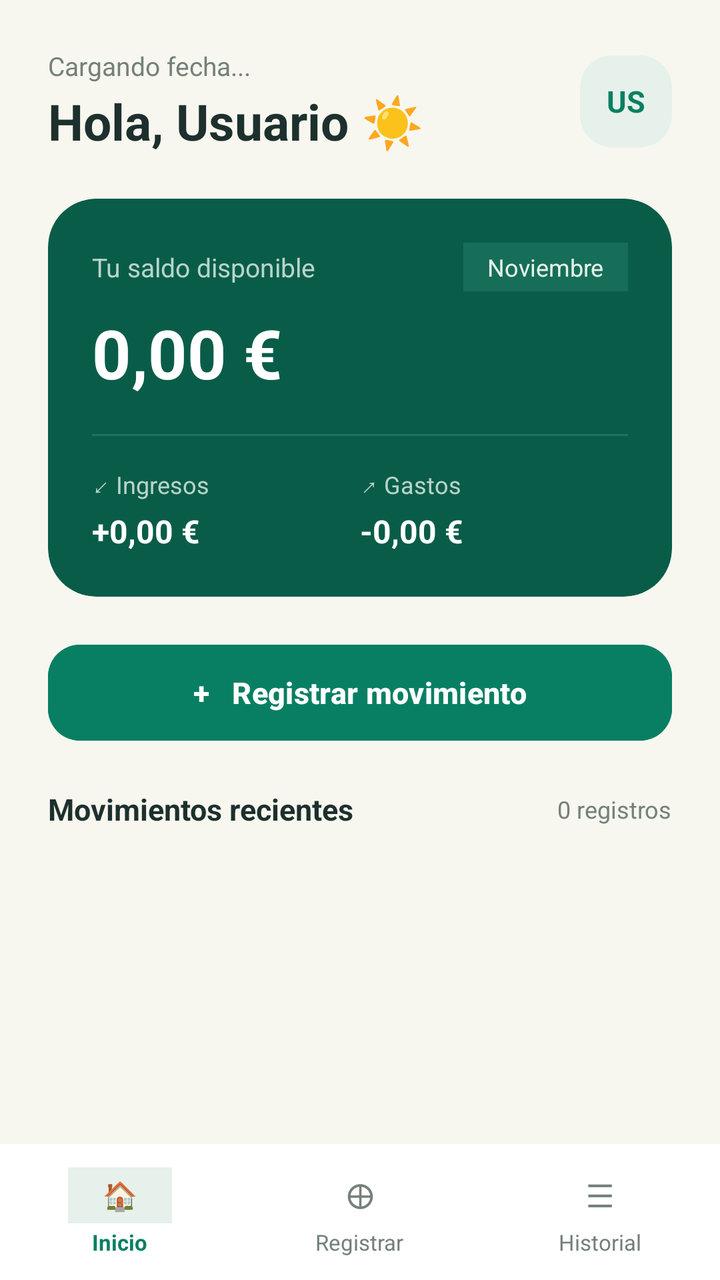
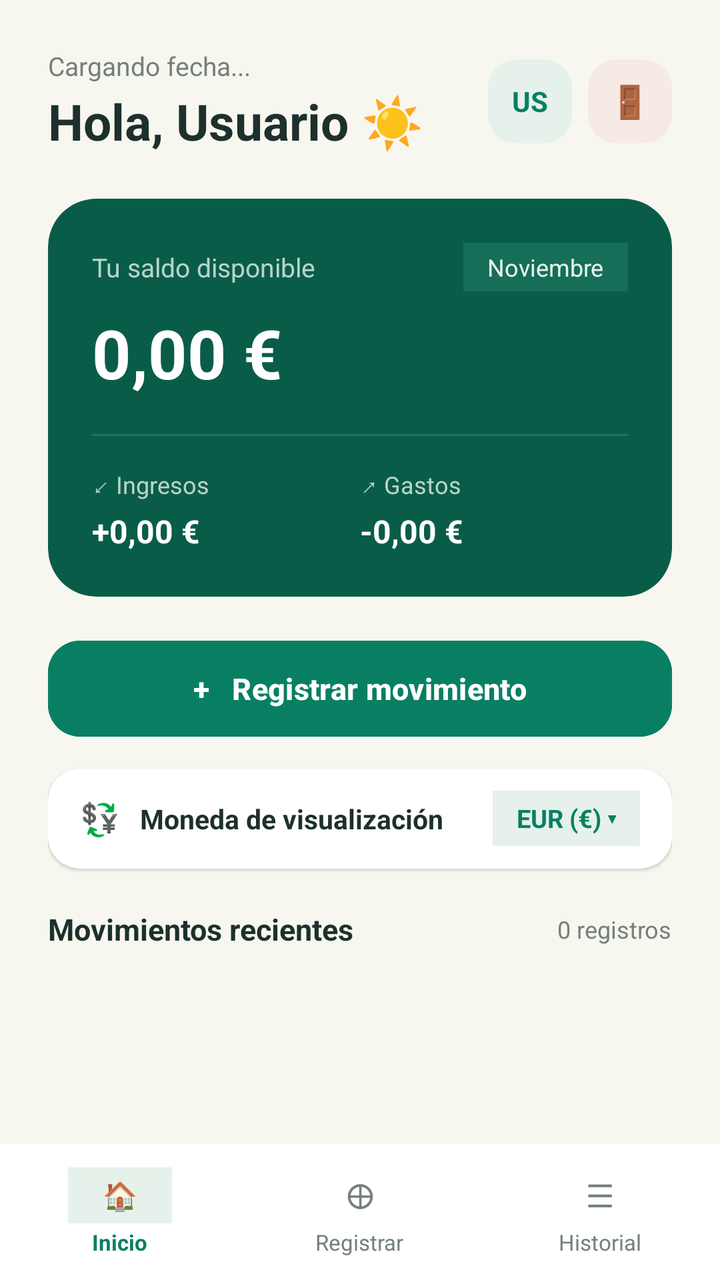

Two renders of the same Android screen: before a commit and after it. Below are the layout's source before the change and the commit's diff.
<!-- AndroidManifest.xml: application theme Theme.WhereIsMyMoney -->
<!-- res/layout/activity_inicio.xml -->
<?xml version="1.0" encoding="utf-8"?>
<RelativeLayout xmlns:android="http://schemas.android.com/apk/res/android"
    xmlns:app="http://schemas.android.com/apk/res-auto"
    android:id="@+id/main"
    android:layout_width="match_parent"
    android:layout_height="match_parent"
    android:background="#F7F7EF">

    <ScrollView
        android:layout_width="match_parent"
        android:layout_height="match_parent"
        android:layout_above="@+id/bottomNav"
        android:fillViewport="true"
        android:paddingHorizontal="24dp"
        android:paddingTop="24dp">

        <LinearLayout
            android:layout_width="match_parent"
            android:layout_height="wrap_content"
            android:orientation="vertical"
            android:paddingBottom="24dp">

            <LinearLayout
                android:layout_width="match_parent"
                android:layout_height="wrap_content"
                android:orientation="horizontal"
                android:gravity="center_vertical"
                android:layout_marginBottom="22dp">

                <LinearLayout
                    android:layout_width="0dp"
                    android:layout_height="wrap_content"
                    android:layout_weight="1"
                    android:orientation="vertical">

                    <TextView
                        android:id="@+id/tvFecha"
                        android:layout_width="wrap_content"
                        android:layout_height="wrap_content"
                        android:text="Cargando fecha..."
                        android:textColor="#74817A"
                        android:textSize="13sp"/>

                    <TextView
                        android:id="@+id/tvSaludo"
                        android:layout_width="wrap_content"
                        android:layout_height="wrap_content"
                        android:text="Hola, Usuario ☀️"
                        android:textColor="#1D302D"
                        android:textSize="25sp"
                        android:textStyle="bold"
                        android:layout_marginTop="2dp"/>
                </LinearLayout>

                <androidx.cardview.widget.CardView
                    android:layout_width="46dp"
                    android:layout_height="46dp"
                    app:cardBackgroundColor="#E5F1EA"
                    app:cardCornerRadius="16dp"
                    app:cardElevation="0dp">

                    <TextView
                        android:id="@+id/tvIniciales"
                        android:layout_width="match_parent"
                        android:layout_height="match_parent"
                        android:gravity="center"
                        android:text="US"
                        android:textColor="#087F63"
                        android:textSize="15sp"
                        android:textStyle="bold"/>
                </androidx.cardview.widget.CardView>
            </LinearLayout>

            <androidx.cardview.widget.CardView
                android:layout_width="match_parent"
                android:layout_height="wrap_content"
                android:layout_marginBottom="20dp"
                app:cardBackgroundColor="#095D48"
                app:cardCornerRadius="24dp"
                app:cardElevation="0dp">

                <LinearLayout
                    android:layout_width="match_parent"
                    android:layout_height="wrap_content"
                    android:orientation="vertical"
                    android:padding="22dp">

                    <LinearLayout
                        android:layout_width="match_parent"
                        android:layout_height="wrap_content"
                        android:orientation="horizontal"
                        android:gravity="center_vertical">

                        <TextView
                            android:layout_width="0dp"
                            android:layout_height="wrap_content"
                            android:layout_weight="1"
                            android:text="Tu saldo disponible"
                            android:textColor="#B8D4CC"
                            android:textSize="13sp"/>

                        <TextView
                            android:id="@+id/tvMesActual"
                            android:layout_width="wrap_content"
                            android:layout_height="wrap_content"
                            android:background="#166E58"
                            android:paddingHorizontal="12dp"
                            android:paddingVertical="4dp"
                            android:text="Noviembre"
                            android:textColor="#E5F1EA"
                            android:textSize="12sp"/>
                    </LinearLayout>

                    <TextView
                        android:id="@+id/tvSaldoTotal"
                        android:layout_width="wrap_content"
                        android:layout_height="wrap_content"
                        android:text="0,00 €"
                        android:textColor="#FFFFFF"
                        android:textSize="34sp"
                        android:textStyle="bold"
                        android:layout_marginTop="8dp"
                        android:layout_marginBottom="18dp"/>

                    <View
                        android:layout_width="match_parent"
                        android:layout_height="1dp"
                        android:background="#1D755F"
                        android:layout_marginBottom="16dp"/>

                    <LinearLayout
                        android:layout_width="match_parent"
                        android:layout_height="wrap_content"
                        android:orientation="horizontal">

                        <LinearLayout
                            android:layout_width="0dp"
                            android:layout_height="wrap_content"
                            android:layout_weight="1"
                            android:orientation="vertical">

                            <TextView
                                android:layout_width="wrap_content"
                                android:layout_height="wrap_content"
                                android:text="↙ Ingresos"
                                android:textColor="#B8D4CC"
                                android:textSize="12sp"/>

                            <TextView
                                android:id="@+id/tvIngresos"
                                android:layout_width="wrap_content"
                                android:layout_height="wrap_content"
                                android:text="+0,00 €"
                                android:textColor="#FFFFFF"
                                android:textSize="16sp"
                                android:textStyle="bold"
                                android:layout_marginTop="4dp"/>
                        </LinearLayout>

                        <LinearLayout
                            android:layout_width="0dp"
                            android:layout_height="wrap_content"
                            android:layout_weight="1"
                            android:orientation="vertical">

                            <TextView
                                android:layout_width="wrap_content"
                                android:layout_height="wrap_content"
                                android:text="↗ Gastos"
                                android:textColor="#B8D4CC"
                                android:textSize="12sp"/>

                            <TextView
                                android:id="@+id/tvGastos"
                                android:layout_width="wrap_content"
                                android:layout_height="wrap_content"
                                android:text="-0,00 €"
                                android:textColor="#FFFFFF"
                                android:textSize="16sp"
                                android:textStyle="bold"
                                android:layout_marginTop="4dp"/>
                        </LinearLayout>
                    </LinearLayout>
                </LinearLayout>
            </androidx.cardview.widget.CardView>

            <com.google.android.material.button.MaterialButton
                android:id="@+id/btnRegistrarMovimiento"
                android:layout_width="match_parent"
                android:layout_height="56dp"
                android:backgroundTint="#087F63"
                android:text="+   Registrar movimiento"
                android:textAllCaps="false"
                android:textColor="#FFFFFF"
                android:textSize="15sp"
                android:textStyle="bold"
                app:cornerRadius="16dp"
                app:elevation="0dp"
                android:layout_marginBottom="20dp"/>

            <LinearLayout
                android:layout_width="match_parent"
                android:layout_height="wrap_content"
                android:orientation="horizontal"
                android:gravity="center_vertical"
                android:layout_marginBottom="10dp">

                <TextView
                    android:layout_width="0dp"
                    android:layout_height="wrap_content"
                    android:layout_weight="1"
                    android:text="Movimientos recientes"
                    android:textColor="#1D302D"
                    android:textSize="15sp"
                    android:textStyle="bold"/>

                <TextView
                    android:id="@+id/tvContadorMovs"
                    android:layout_width="wrap_content"
                    android:layout_height="wrap_content"
                    android:text="0 registros"
                    android:textColor="#74817A"
                    android:textSize="12sp"/>
            </LinearLayout>

            <LinearLayout
                android:id="@+id/llUltimosMovimientos"
                android:layout_width="match_parent"
                android:layout_height="wrap_content"
                android:orientation="vertical"/>

        </LinearLayout>
    </ScrollView>

    <LinearLayout
        android:id="@+id/bottomNav"
        android:layout_width="match_parent"
        android:layout_height="68dp"
        android:layout_alignParentBottom="true"
        android:background="#FFFFFF"
        android:orientation="horizontal"
        android:gravity="center">

        <LinearLayout
            android:id="@+id/tabInicio"
            android:layout_width="0dp"
            android:layout_height="match_parent"
            android:layout_weight="1"
            android:orientation="vertical"
            android:gravity="center">

            <TextView
                android:layout_width="52dp"
                android:layout_height="28dp"
                android:background="#E5F1EA"
                android:gravity="center"
                android:text="🏠"
                android:textSize="14sp"/>

            <TextView
                android:layout_width="wrap_content"
                android:layout_height="wrap_content"
                android:text="Inicio"
                android:textColor="#087F63"
                android:textSize="11sp"
                android:textStyle="bold"
                android:layout_marginTop="2dp"/>
        </LinearLayout>

        <LinearLayout
            android:id="@+id/tabRegistrar"
            android:layout_width="0dp"
            android:layout_height="match_parent"
            android:layout_weight="1"
            android:orientation="vertical"
            android:gravity="center">

            <TextView
                android:layout_width="52dp"
                android:layout_height="28dp"
                android:gravity="center"
                android:text="⊕"
                android:textColor="#74817A"
                android:textSize="18sp"/>

            <TextView
                android:layout_width="wrap_content"
                android:layout_height="wrap_content"
                android:text="Registrar"
                android:textColor="#74817A"
                android:textSize="11sp"
                android:layout_marginTop="2dp"/>
        </LinearLayout>

        <LinearLayout
            android:id="@+id/tabHistorial"
            android:layout_width="0dp"
            android:layout_height="match_parent"
            android:layout_weight="1"
            android:orientation="vertical"
            android:gravity="center">

            <TextView
                android:layout_width="52dp"
                android:layout_height="28dp"
                android:gravity="center"
                android:text="☰"
                android:textColor="#74817A"
                android:textSize="16sp"/>

            <TextView
                android:layout_width="wrap_content"
                android:layout_height="wrap_content"
                android:text="Historial"
                android:textColor="#74817A"
                android:textSize="11sp"
                android:layout_marginTop="2dp"/>
        </LinearLayout>

    </LinearLayout>

</RelativeLayout>
<!-- resources referenced by this layout -->
<resources>
  <style name="Theme.WhereIsMyMoney" parent="Base.Theme.WhereIsMyMoney" />
  <style name="Base.Theme.WhereIsMyMoney" parent="Theme.Material3.DayNight.NoActionBar">
          
          
      </style>
</resources>

<!-- the commit's change to res/layout/activity_inicio.xml (unified diff, before → after) -->
@@ -6,6 +6,7 @@
     android:layout_height="match_parent"
     android:background="#F7F7EF">
 
+    
     <ScrollView
         android:layout_width="match_parent"
         android:layout_height="match_parent"
@@ -20,6 +21,7 @@
             android:orientation="vertical"
             android:paddingBottom="24dp">
 
+            
             <LinearLayout
                 android:layout_width="match_parent"
                 android:layout_height="wrap_content"
@@ -53,10 +55,11 @@
                 </LinearLayout>
 
                 <androidx.cardview.widget.CardView
-                    android:layout_width="46dp"
-                    android:layout_height="46dp"
+                    android:layout_width="42dp"
+                    android:layout_height="42dp"
+                    android:layout_marginEnd="8dp"
                     app:cardBackgroundColor="#E5F1EA"
-                    app:cardCornerRadius="16dp"
+                    app:cardCornerRadius="14dp"
                     app:cardElevation="0dp">
 
                     <TextView
@@ -66,15 +69,32 @@
                         android:gravity="center"
                         android:text="US"
                         android:textColor="#087F63"
-                        android:textSize="15sp"
+                        android:textSize="14sp"
                         android:textStyle="bold"/>
                 </androidx.cardview.widget.CardView>
+
+                <androidx.cardview.widget.CardView
+                    android:id="@+id/btnCerrarSesion"
+                    android:layout_width="42dp"
+                    android:layout_height="42dp"
+                    app:cardBackgroundColor="#F5EAE4"
+                    app:cardCornerRadius="14dp"
+                    app:cardElevation="0dp">
+
+                    <TextView
+                        android:layout_width="match_parent"
+                        android:layout_height="match_parent"
+                        android:gravity="center"
+                        android:text="🚪"
+                        android:textSize="16sp"/>
+                </androidx.cardview.widget.CardView>
             </LinearLayout>
 
+            
             <androidx.cardview.widget.CardView
                 android:layout_width="match_parent"
                 android:layout_height="wrap_content"
-                android:layout_marginBottom="20dp"
+                android:layout_marginBottom="18dp"
                 app:cardBackgroundColor="#095D48"
                 app:cardCornerRadius="24dp"
                 app:cardElevation="0dp">
@@ -128,6 +148,7 @@
                         android:background="#1D755F"
                         android:layout_marginBottom="16dp"/>
 
+                    
                     <LinearLayout
                         android:layout_width="match_parent"
                         android:layout_height="wrap_content"
@@ -184,6 +205,7 @@
                 </LinearLayout>
             </androidx.cardview.widget.CardView>
 
+            
             <com.google.android.material.button.MaterialButton
                 android:id="@+id/btnRegistrarMovimiento"
                 android:layout_width="match_parent"
@@ -196,8 +218,56 @@
                 android:textStyle="bold"
                 app:cornerRadius="16dp"
                 app:elevation="0dp"
-                android:layout_marginBottom="20dp"/>
-
+                android:layout_marginBottom="12dp"/>
+
+            
+            <androidx.cardview.widget.CardView
+                android:id="@+id/btnCambiarDivisa"
+                android:layout_width="match_parent"
+                android:layout_height="50dp"
+                android:layout_marginBottom="20dp"
+                app:cardBackgroundColor="#FFFFFF"
+                app:cardCornerRadius="16dp"
+                app:cardElevation="1dp">
+
+                <LinearLayout
+                    android:layout_width="match_parent"
+                    android:layout_height="match_parent"
+                    android:orientation="horizontal"
+                    android:gravity="center_vertical"
+                    android:paddingHorizontal="16dp">
+
+                    <TextView
+                        android:layout_width="wrap_content"
+                        android:layout_height="wrap_content"
+                        android:text="💱"
+                        android:textSize="16sp"
+                        android:layout_marginEnd="10dp"/>
+
+                    <TextView
+                        android:layout_width="0dp"
+                        android:layout_height="wrap_content"
+                        android:layout_weight="1"
+                        android:text="Moneda de visualización"
+                        android:textColor="#1D302D"
+                        android:textSize="13.5sp"
+                        android:textStyle="bold"/>
+
+                    <TextView
+                        android:id="@+id/tvDivisaActual"
+                        android:layout_width="wrap_content"
+                        android:layout_height="wrap_content"
+                        android:background="#E5F1EA"
+                        android:paddingHorizontal="12dp"
+                        android:paddingVertical="5dp"
+                        android:text="EUR (€) ▾"
+                        android:textColor="#087F63"
+                        android:textSize="12.5sp"
+                        android:textStyle="bold"/>
+                </LinearLayout>
+            </androidx.cardview.widget.CardView>
+
+            
             <LinearLayout
                 android:layout_width="match_parent"
                 android:layout_height="wrap_content"
@@ -223,6 +293,7 @@
                     android:textSize="12sp"/>
             </LinearLayout>
 
+            
             <LinearLayout
                 android:id="@+id/llUltimosMovimientos"
                 android:layout_width="match_parent"
@@ -232,6 +303,7 @@
         </LinearLayout>
     </ScrollView>
 
+    
     <LinearLayout
         android:id="@+id/bottomNav"
         android:layout_width="match_parent"
@@ -241,6 +313,7 @@
         android:orientation="horizontal"
         android:gravity="center">
 
+        
         <LinearLayout
             android:id="@+id/tabInicio"
             android:layout_width="0dp"
@@ -267,6 +340,7 @@
                 android:layout_marginTop="2dp"/>
         </LinearLayout>
 
+        
         <LinearLayout
             android:id="@+id/tabRegistrar"
             android:layout_width="0dp"
@@ -292,6 +366,7 @@
                 android:layout_marginTop="2dp"/>
         </LinearLayout>
 
+        
         <LinearLayout
             android:id="@+id/tabHistorial"
             android:layout_width="0dp"
